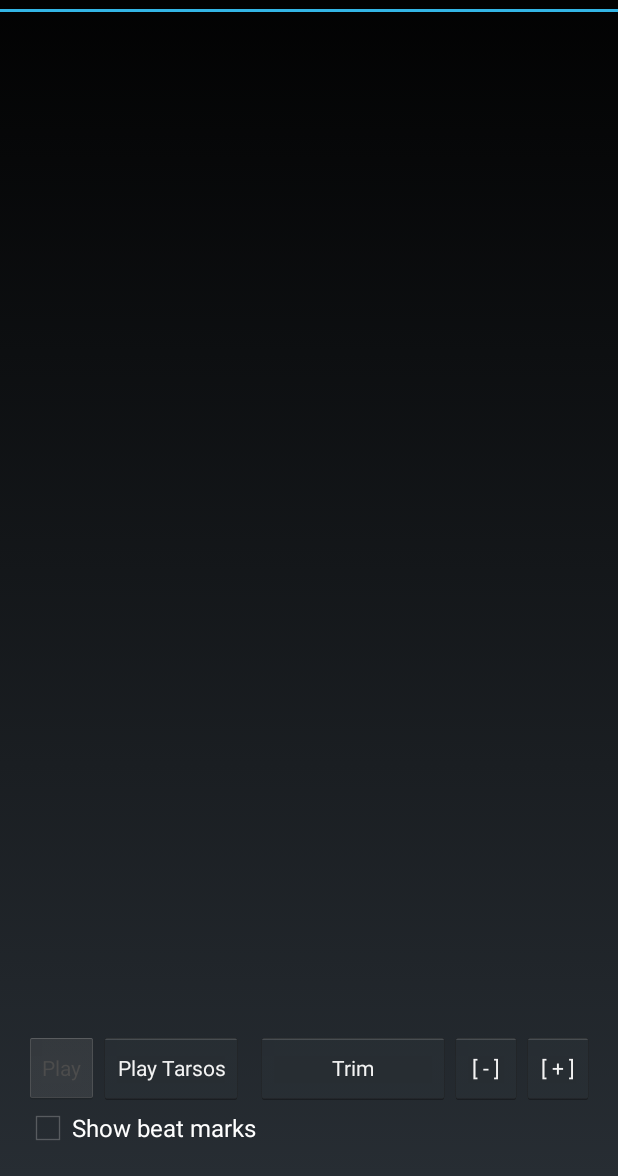
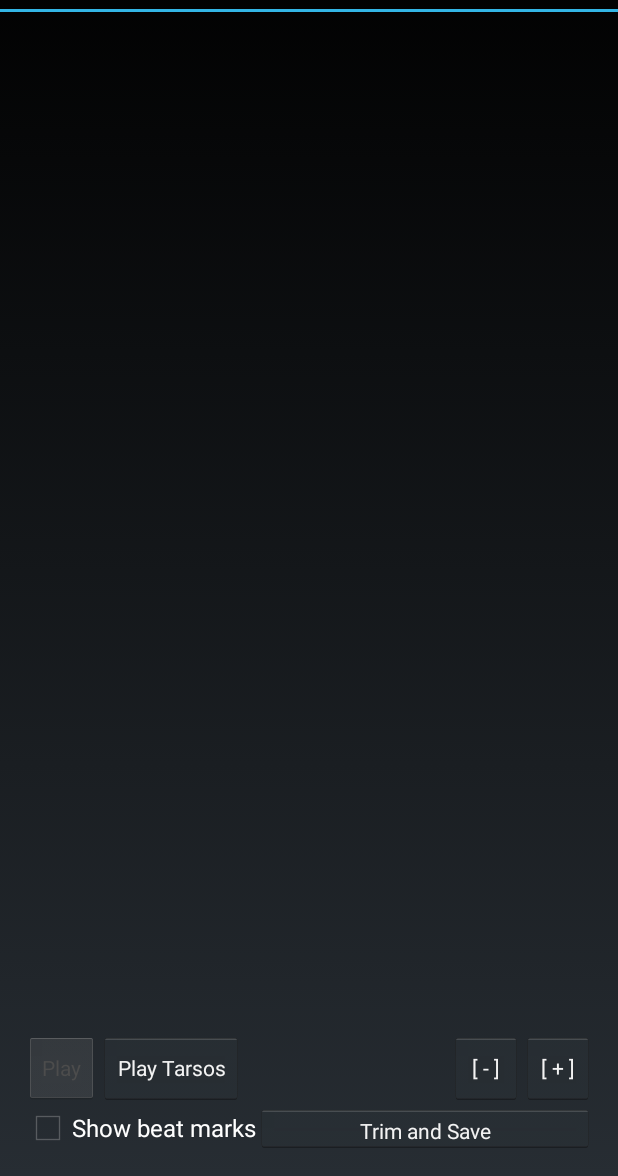
Before and after one commit to boozey/MixMaticTouchPad, an Android app: the SampleEditActivity screen opened directly, with no data from a screen before it, on a phone screen of 412 x 824 dp, the part 60-1236 px from its top. Run offline under Robolectric (Android 15) with nearby library versions, the phone set to English and light mode, and no system bars.

Commit message:
AndroidAudioPlayer and WaveFileWrite still not working

```diff
--- a/app/src/main/AndroidManifest.xml
+++ b/app/src/main/AndroidManifest.xml
@@ -14,6 +14,11 @@
         <activity
             android:name=".SampleEditActivity"
             android:label="@string/app_name" >
+            <intent-filter>
+                <action android:name="android.intent.action.SEND" />
+                <category android:name="android.intent.category.DEFAULT" />
+                <data android:mimeType="audio/*" />
+            </intent-filter>
         </activity>
         <activity
             android:name=".LaunchPadActivity"
--- a/app/src/main/java/com/nakedape/mixmatictouchpad/SampleEditActivity.java
+++ b/app/src/main/java/com/nakedape/mixmatictouchpad/SampleEditActivity.java
@@ -256,12 +256,12 @@ public class SampleEditActivity extends Activity {
         if (temp.isFile())
             temp.delete();
         sample.WriteSelectionToFile(WAV_CACHE_PATH, WAV_SAMPLE_PATH);
-        //sampleId = soundPool.load(WAV_SAMPLE_PATH, 1);
-        /*
-        Intent result = new Intent("com.example.RESULT_ACTION", Uri.parse("content://result_uri"));
+
+        Intent result = new Intent("com.nakedape.mixmatictouchpad.RESULT_ACTION", Uri.parse(WAV_SAMPLE_PATH));
+        result.putExtra(LaunchPadActivity.TOUCHPAD_ID, sampleId);
         setResult(Activity.RESULT_OK, result);
         finish();
-        */
+
     }
 
     public void PlayTrimmedWAV(View view){
@@ -298,6 +298,10 @@ public class SampleEditActivity extends Activity {
         File temp = new File(Environment.getExternalStoragePublicDirectory(Environment.DIRECTORY_MUSIC), "cache.wav");
         if (temp.isFile())
             temp.delete();
+
+        Intent intent = getIntent();
+        sampleId = intent.getIntExtra(LaunchPadActivity.TOUCHPAD_ID, 0);
+
         AudioSample sample = (AudioSample)findViewById(R.id.spectralView);
         sample.setFocusable(true);
         sample.setFocusableInTouchMode(true);
--- a/app/src/main/res/layout/activity_sample_edit.xml
+++ b/app/src/main/res/layout/activity_sample_edit.xml
@@ -33,14 +33,16 @@
     <Button
         android:layout_width="wrap_content"
         android:layout_height="wrap_content"
-        android:text="Trim"
+        android:text="Trim and Save"
         android:id="@+id/buttonSave"
         android:onClick="Save"
         android:layout_toStartOf="@+id/buttonZoomOut"
-        android:layout_below="@+id/spectralView"
         android:layout_toEndOf="@+id/checkBoxShowBeats"
-        android:layout_toRightOf="@+id/checkBoxShowBeats"
-        style="?android:attr/buttonStyleSmall" />
+        style="?android:attr/buttonStyleSmall"
+        android:layout_below="@+id/buttonZoomIn"
+        android:layout_alignRight="@+id/buttonZoomIn"
+        android:layout_alignEnd="@+id/buttonZoomIn"
+        android:singleLine="true" />
 
     <CheckBox
         android:layout_width="wrap_content"
```
Also changed, not shown: app/src/main/java/com/nakedape/mixmatictouchpad/LaunchPadActivity.java (+61 -2 lines).
